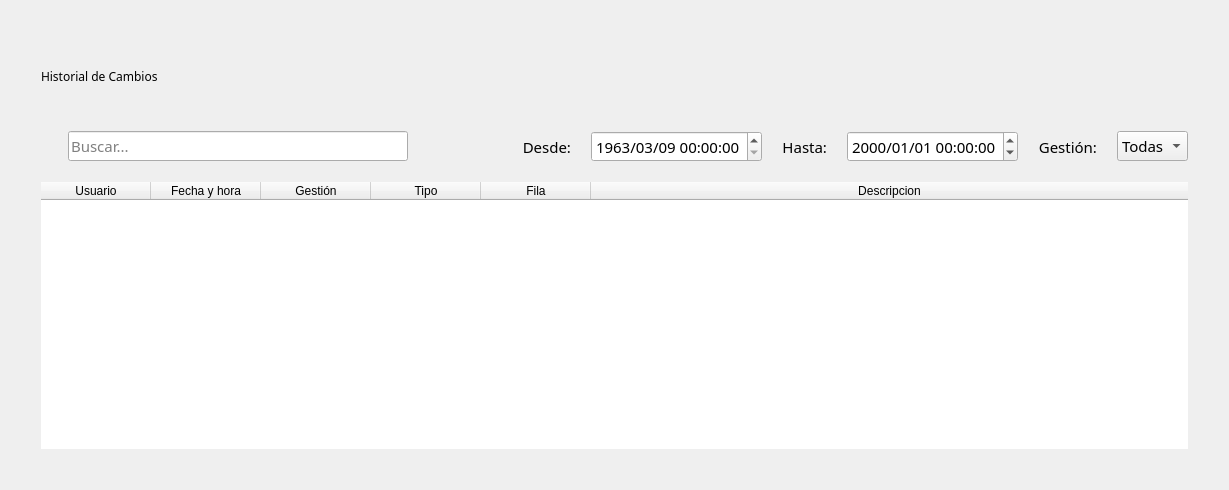
The window that blustock/ui/screens_uis/historial.ui (MaxAPBusiness/Blustock) describes before a commit, drawn with Qt 5.
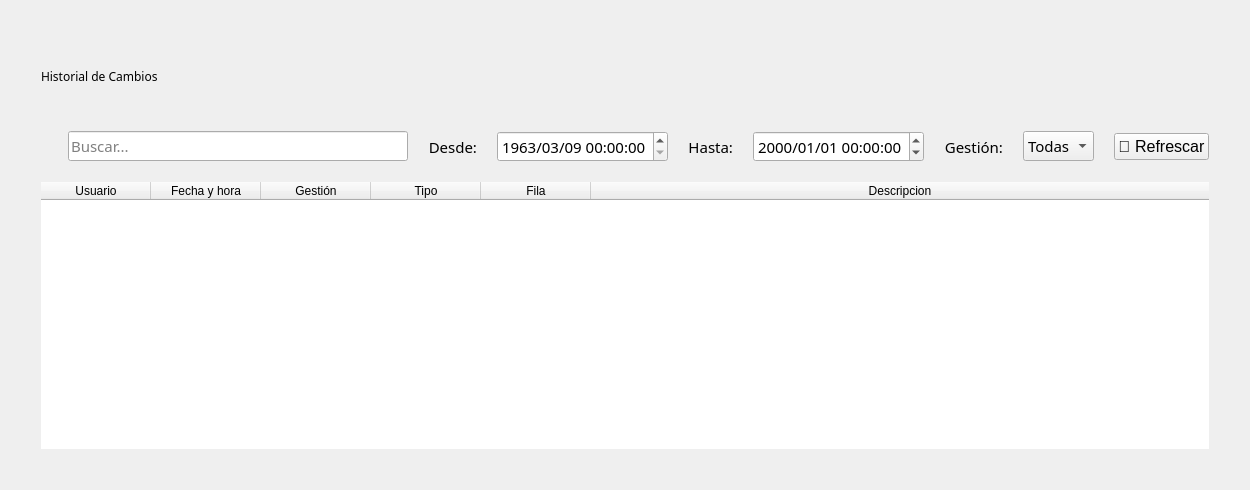
The same window after the commit. Icons and pictures are not drawn.

Patch:
```diff
--- a/blustock/ui/screens_uis/historial.ui
+++ b/blustock/ui/screens_uis/historial.ui
@@ -151,9 +151,9 @@
          </property>
          <property name="dateTime">
           <datetime>
-           <hour>19</hour>
-           <minute>6</minute>
-           <second>30</second>
+           <hour>0</hour>
+           <minute>0</minute>
+           <second>0</second>
            <year>1963</year>
            <month>3</month>
            <day>9</day>
@@ -161,9 +161,9 @@
          </property>
          <property name="minimumDateTime">
           <datetime>
-           <hour>19</hour>
-           <minute>6</minute>
-           <second>30</second>
+           <hour>0</hour>
+           <minute>0</minute>
+           <second>0</second>
            <year>1963</year>
            <month>3</month>
            <day>9</day>
@@ -204,9 +204,9 @@
          </property>
          <property name="minimumDateTime">
           <datetime>
-           <hour>19</hour>
-           <minute>6</minute>
-           <second>30</second>
+           <hour>0</hour>
+           <minute>0</minute>
+           <second>0</second>
            <year>1963</year>
            <month>3</month>
            <day>9</day>
@@ -252,6 +252,18 @@
          </item>
         </widget>
        </item>
+       <item>
+        <widget class="QPushButton" name="pushButton">
+         <property name="font">
+          <font>
+           <pointsize>12</pointsize>
+          </font>
+         </property>
+         <property name="text">
+          <string>🔄 Refrescar</string>
+         </property>
+        </widget>
+       </item>
       </layout>
      </item>
      <item>
```
